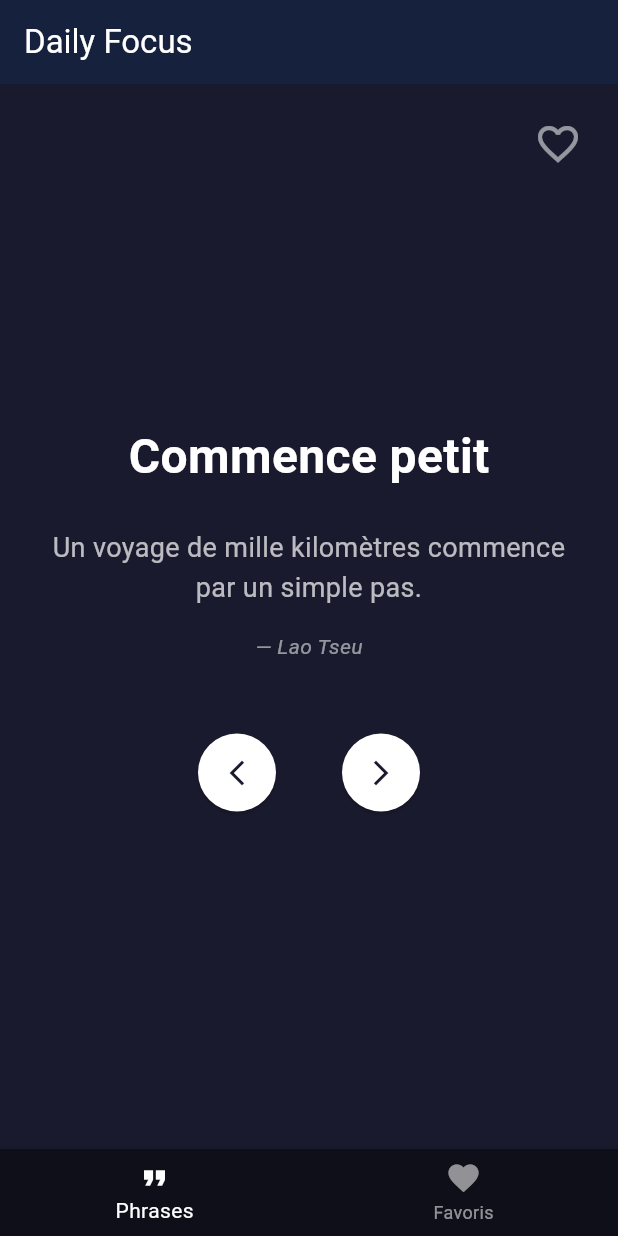
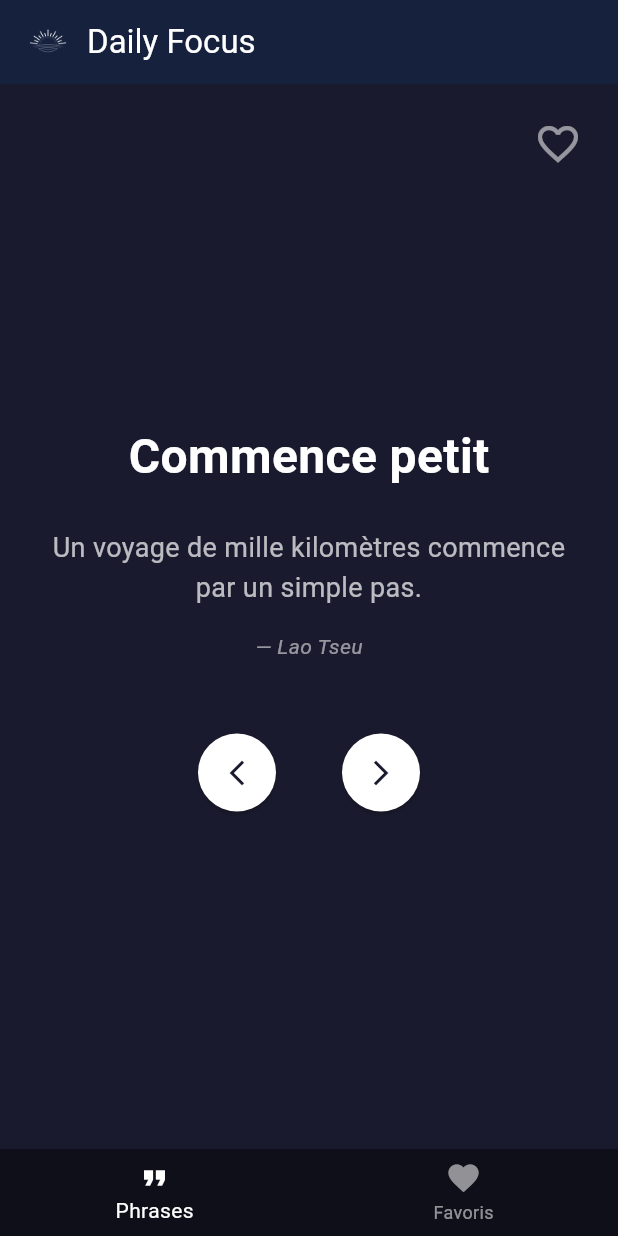
Before and after one commit to dassoah33/flutter_daily_focus, a Flutter app: the screen it shows after launch, on a phone screen of 412 x 824 dp. Run offline on Flutter 3.47's test engine with Material 3 defaults, Android fonts, the phone set to English and light mode, and no system bars.

Commit message:
Add logo, screenshots and update README

```diff
--- a/lib/screens/main_screen.dart
+++ b/lib/screens/main_screen.dart
@@ -33,7 +33,16 @@ class _MainScreenState extends State<MainScreen> {
   Widget build(BuildContext context) {
     return Scaffold(
       appBar: AppBar(
-        title: const Text('Daily Focus'),
+        title: Row(
+          children: [
+            Image.asset(
+              'assets/images/logo.png',
+              height: 32,
+            ),
+            const SizedBox(width: 10),
+            const Text('Daily Focus'),
+          ],
+        ),
         backgroundColor: const Color(0xFF16213E),
         foregroundColor: Colors.white,
         elevation: 0,
```
Also changed, not shown: assets/images/logo.png (added), lib/assets/images/daily_focus.jpg (deleted), 3 other files.
